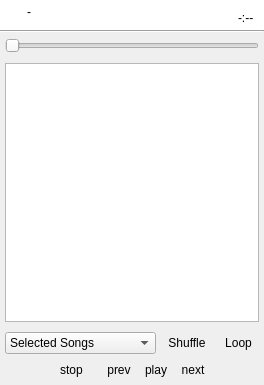
UltraStar-Deluxe/UltraStar-Manager, file uman/src/mediaplayer/QUMediaPlayer.ui: the form before one commit.
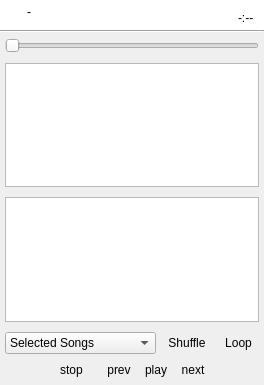
The form after the commit. Icons and pictures are not drawn. Custom widgets are drawn as their Qt base class.

```diff
--- a/uman/src/mediaplayer/QUMediaPlayer.ui
+++ b/uman/src/mediaplayer/QUMediaPlayer.ui
@@ -206,6 +206,9 @@
      <item>
       <widget class="QUAutoCue" name="autocue"/>
      </item>
+     <item>
+      <widget class="QUAutoCue" name="autocue2"/>
+     </item>     
      <item>
       <layout class="QVBoxLayout" name="verticalLayout">
        <property name="spacing">
```
